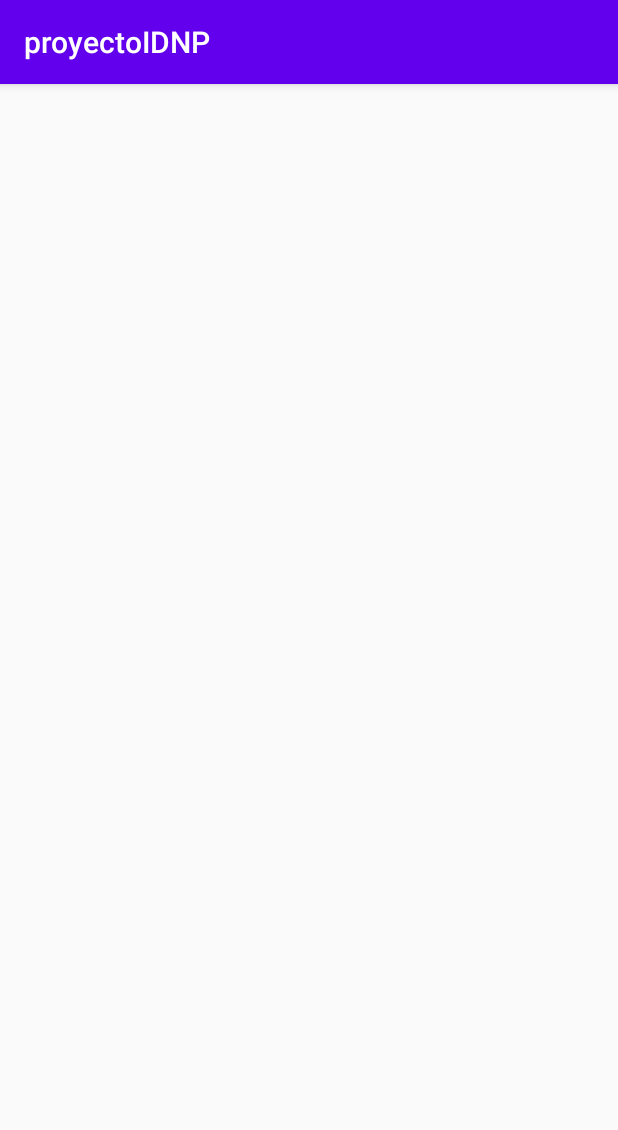
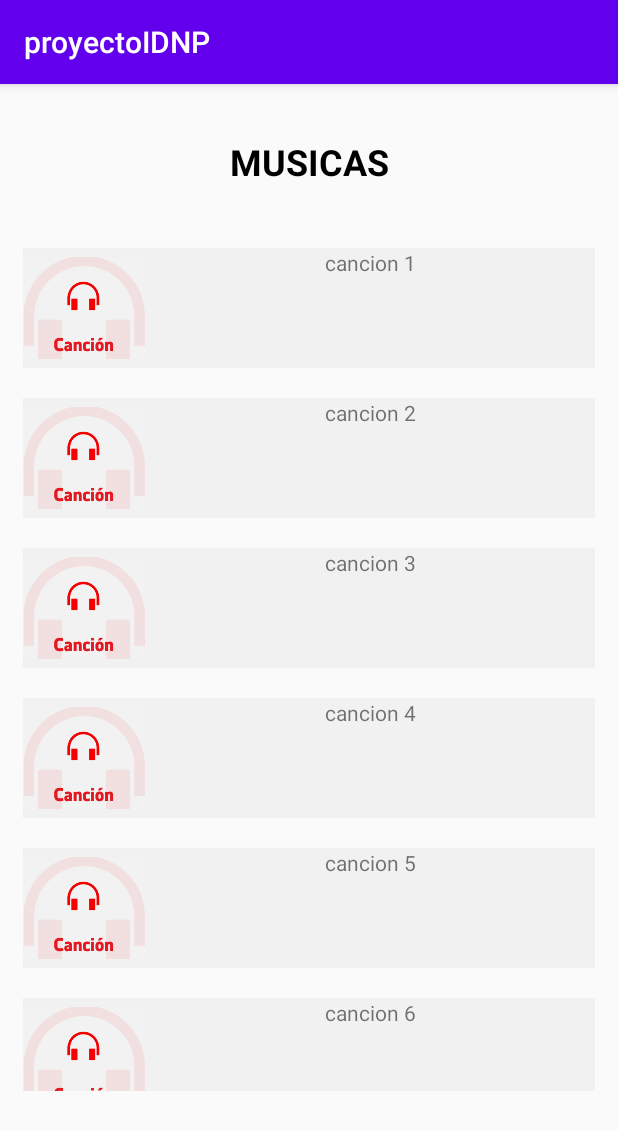
Before and after one commit to gitMaverick16/proyectofinalIDNP, an Android app: the reproductor screen opened directly, with no data from a screen before it, on a phone screen of 412 x 824 dp. Shown: the top 1130 px of the screen. Run offline under Robolectric (Android 15) with nearby library versions, the phone set to English and light mode, and no system bars.

Commit message:
Reproductor

```diff
--- a/app/build.gradle
+++ b/app/build.gradle
@@ -25,6 +25,8 @@ dependencies {
     implementation fileTree(dir: "libs", include: ["*.jar"])
     implementation 'androidx.appcompat:appcompat:1.2.0'
     implementation 'androidx.constraintlayout:constraintlayout:2.0.2'
+    implementation 'androidx.cardview:cardview:1.0.0'
+    implementation 'androidx.recyclerview:recyclerview:1.1.0'
     testImplementation 'junit:junit:4.12'
     androidTestImplementation 'androidx.test.ext:junit:1.1.2'
     androidTestImplementation 'androidx.test.espresso:espresso-core:3.3.0'
--- a/app/src/main/java/com/example/proyectoidnp/MainActivity.java
+++ b/app/src/main/java/com/example/proyectoidnp/MainActivity.java
@@ -1,8 +1,10 @@
 package com.example.proyectoidnp;
-
+import com.example.proyectoidnp.view.reproductor.*;
 import androidx.appcompat.app.AppCompatActivity;
 
+import android.content.Intent;
 import android.os.Bundle;
+import android.view.View;
 
 public class MainActivity extends AppCompatActivity {
 
@@ -11,4 +13,8 @@ public class MainActivity extends AppCompatActivity {
         super.onCreate(savedInstanceState);
         setContentView(R.layout.activity_main);
     }
+    public void on(View v){
+        Intent intent= new Intent(this, reproductor.class);
+        startActivity(intent);
+    }
 }
--- a/app/src/main/java/com/example/proyectoidnp/model/reproductor/reproductor.java
+++ /dev/null
@@ -1,4 +0,0 @@
-package com.example.proyectoidnp.model.reproductor;
-
-public class reproductor {
-}
--- /dev/null
+++ b/app/src/main/java/com/example/proyectoidnp/model/reproductor/reproductorModelo.java
@@ -0,0 +1,27 @@
+package com.example.proyectoidnp.model.reproductor;
+
+public class reproductorModelo {
+    private String nombre;
+    private int foto;
+
+    public reproductorModelo(String nombre, int foto) {
+        this.nombre = nombre;
+        this.foto = foto;
+    }
+
+    public String getNombre() {
+        return nombre;
+    }
+
+    public void setNombre(String nombre) {
+        this.nombre = nombre;
+    }
+
+    public int getFoto() {
+        return foto;
+    }
+
+    public void setFoto(int foto) {
+        this.foto = foto;
+    }
+}
--- /dev/null
+++ b/app/src/main/java/com/example/proyectoidnp/view/reproductor/Adaptador.java
@@ -0,0 +1,51 @@
+package com.example.proyectoidnp.view.reproductor;
+import com.example.proyectoidnp.model.reproductor.*;
+import android.view.LayoutInflater;
+import android.view.View;
+import android.view.ViewGroup;
+import android.widget.ImageView;
+import android.widget.TextView;
+
+import androidx.annotation.NonNull;
+import androidx.cardview.widget.CardView;
+import androidx.recyclerview.widget.RecyclerView;
+
+import com.example.proyectoidnp.R;
+
+import java.util.List;
+
+public class Adaptador extends RecyclerView.Adapter<Adaptador.ViewHolder> {
+    List<reproductorModelo> lista;
+
+    public Adaptador(List<reproductorModelo> lista) {
+        this.lista = lista;
+    }
+
+    class ViewHolder extends RecyclerView.ViewHolder{
+        TextView textView;
+        ImageView foto;
+        public ViewHolder(@NonNull View itemView) {
+            super(itemView);
+            textView=(TextView) itemView.findViewById(R.id.textoCuadro);
+            foto = (ImageView)itemView.findViewById(R.id.imagenCuadro);
+        }
+
+    }
+    @NonNull
+    @Override
+    public Adaptador.ViewHolder onCreateViewHolder(@NonNull ViewGroup parent, int viewType) {
+        View view= LayoutInflater.from(parent.getContext()).inflate(R.layout.item,null,false);
+        return new ViewHolder(view);
+    }
+
+    @Override
+    public void onBindViewHolder(@NonNull Adaptador.ViewHolder holder, int position) {
+        holder.textView.setText(lista.get(position).getNombre());
+        holder.foto.setImageResource(lista.get(position).getFoto());
+    }
+
+    @Override
+    public int getItemCount() {
+        return lista.size();
+    }
+}
--- a/app/src/main/java/com/example/proyectoidnp/view/reproductor/reproductor.java
+++ b/app/src/main/java/com/example/proyectoidnp/view/reproductor/reproductor.java
@@ -1,16 +1,34 @@
 package com.example.proyectoidnp.view.reproductor;
-
+import com.example.proyectoidnp.model.reproductor.*;
 import androidx.appcompat.app.AppCompatActivity;
+import androidx.recyclerview.widget.LinearLayoutManager;
+import androidx.recyclerview.widget.RecyclerView;
 
 import android.os.Bundle;
 
 import com.example.proyectoidnp.R;
 
+import java.util.ArrayList;
+import java.util.List;
+
 public class reproductor extends AppCompatActivity {
-
+    RecyclerView recyclerView;
+    Adaptador adaptador;
+    List<reproductorModelo> lista;
     @Override
     protected void onCreate(Bundle savedInstanceState) {
         super.onCreate(savedInstanceState);
         setContentView(R.layout.activity_reproductor);
+        lista = new ArrayList<reproductorModelo>();
+        agregar();
+        recyclerView=findViewById(R.id.listaDatos);
+        adaptador=new Adaptador(lista);
+        recyclerView.setLayoutManager(new LinearLayoutManager(this));
+        recyclerView.setAdapter(adaptador);
+    }
+    public void agregar(){
+        for(int i=0;i<15;i++) {
+            lista.add(new reproductorModelo("cancion "+(i+1),R.drawable.cancion));
+        }
     }
 }
--- a/app/src/main/res/layout/activity_main.xml
+++ b/app/src/main/res/layout/activity_main.xml
@@ -15,4 +15,16 @@
         app:layout_constraintRight_toRightOf="parent"
         app:layout_constraintTop_toTopOf="parent" />
 
+    <Button
+        android:id="@+id/button"
+        android:layout_width="wrap_content"
+        android:layout_height="wrap_content"
+        android:gravity="center"
+        android:onClick="on"
+        android:text="Reproductor"
+        app:layout_constraintBottom_toBottomOf="parent"
+        app:layout_constraintEnd_toEndOf="parent"
+        app:layout_constraintStart_toStartOf="parent"
+        app:layout_constraintTop_toTopOf="parent" />
+
 </androidx.constraintlayout.widget.ConstraintLayout>
--- a/app/src/main/res/layout/activity_reproductor.xml
+++ b/app/src/main/res/layout/activity_reproductor.xml
@@ -1,9 +1,28 @@
 <?xml version="1.0" encoding="utf-8"?>
-<androidx.constraintlayout.widget.ConstraintLayout xmlns:android="http://schemas.android.com/apk/res/android"
+<RelativeLayout xmlns:android="http://schemas.android.com/apk/res/android"
     xmlns:app="http://schemas.android.com/apk/res-auto"
     xmlns:tools="http://schemas.android.com/tools"
     android:layout_width="match_parent"
     android:layout_height="match_parent"
     tools:context=".view.reproductor.reproductor">
 
-</androidx.constraintlayout.widget.ConstraintLayout>
+    <TextView
+        android:id="@+id/textoMusica"
+        android:layout_width="match_parent"
+        android:layout_height="wrap_content"
+        android:layout_marginTop="35dp"
+        android:gravity="center"
+        android:text="MUSICAS"
+        android:textColor="#000000"
+        android:textSize="24sp"
+        android:textStyle="bold" />
+
+    <androidx.recyclerview.widget.RecyclerView
+        android:id="@+id/listaDatos"
+        android:layout_width="match_parent"
+        android:layout_height="572dp"
+        android:layout_below="@+id/textoMusica"
+        android:layout_marginTop="31dp" />
+
+
+</RelativeLayout>
--- /dev/null
+++ b/app/src/main/res/layout/item.xml
@@ -0,0 +1,31 @@
+<?xml version="1.0" encoding="utf-8"?>
+<RelativeLayout xmlns:android="http://schemas.android.com/apk/res/android"
+    xmlns:app="http://schemas.android.com/apk/res-auto"
+    xmlns:tools="http://schemas.android.com/tools"
+    android:layout_width="match_parent"
+    android:layout_height="wrap_content">
+
+        <LinearLayout
+            android:layout_width="match_parent"
+            android:layout_height="80dp"
+            android:orientation="horizontal"
+            android:layout_marginVertical="10dp"
+            android:layout_marginHorizontal="15dp"
+            android:background="#F1F1F1">
+
+                <ImageView
+                    android:id="@+id/imagenCuadro"
+                    android:layout_width="wrap_content"
+                    android:layout_height="wrap_content"
+                    android:layout_weight="1"
+                    tools:srcCompat="@tools:sample/avatars" />
+
+                <TextView
+                    android:id="@+id/textoCuadro"
+                    android:layout_width="300dp"
+                    android:layout_height="wrap_content"
+                    android:gravity="center"
+                    android:text="TextView" />
+        </LinearLayout>
+
+</RelativeLayout>
```
Also changed, not shown: app/src/main/res/drawable-v24/cancion.png (added).
